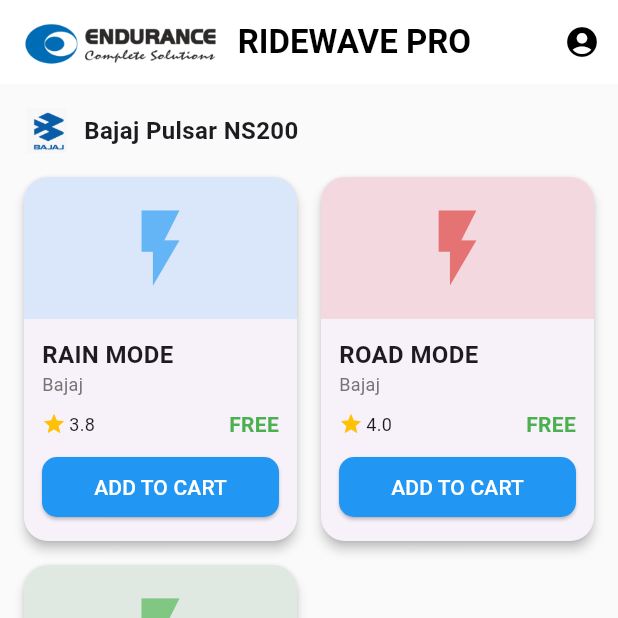
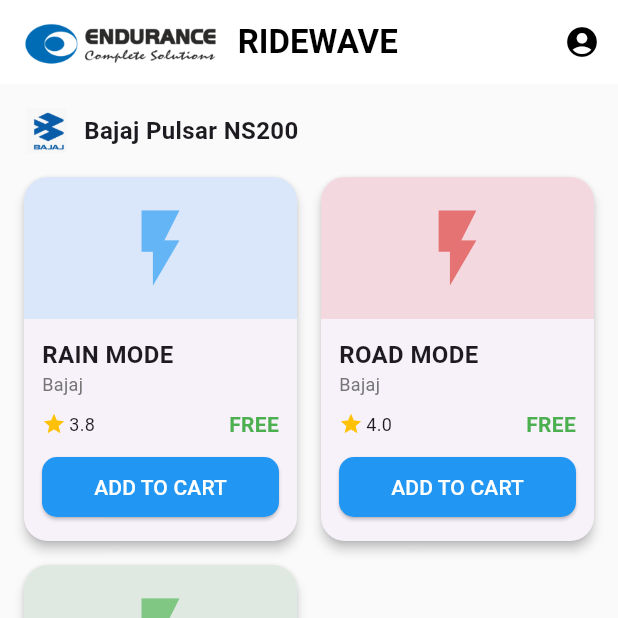
Before and after one commit to srirammohan2002/calibrationshop, a Flutter app: the screen it shows after launch, on a phone screen of 412 x 824 dp, the top half of it. Run offline on Flutter 3.47's test engine with Material 3 defaults, Android fonts, the phone set to English and light mode, and no system bars; drawn by our look-alikes of flutter_animate; our stand-ins replace file_picker.

Commit message:
Update main.dart

```diff
--- a/lib/main.dart
+++ b/lib/main.dart
@@ -258,7 +258,7 @@ class _MainScreenState extends State<MainScreen>
           children: [
             Image.asset('assets/logo.png', height: 30),
             const SizedBox(width: 10),
-            const Text('RIDEWAVE PRO'),
+            const Text('RIDEWAVE'),
           ],
         ),
         actions: [
```
